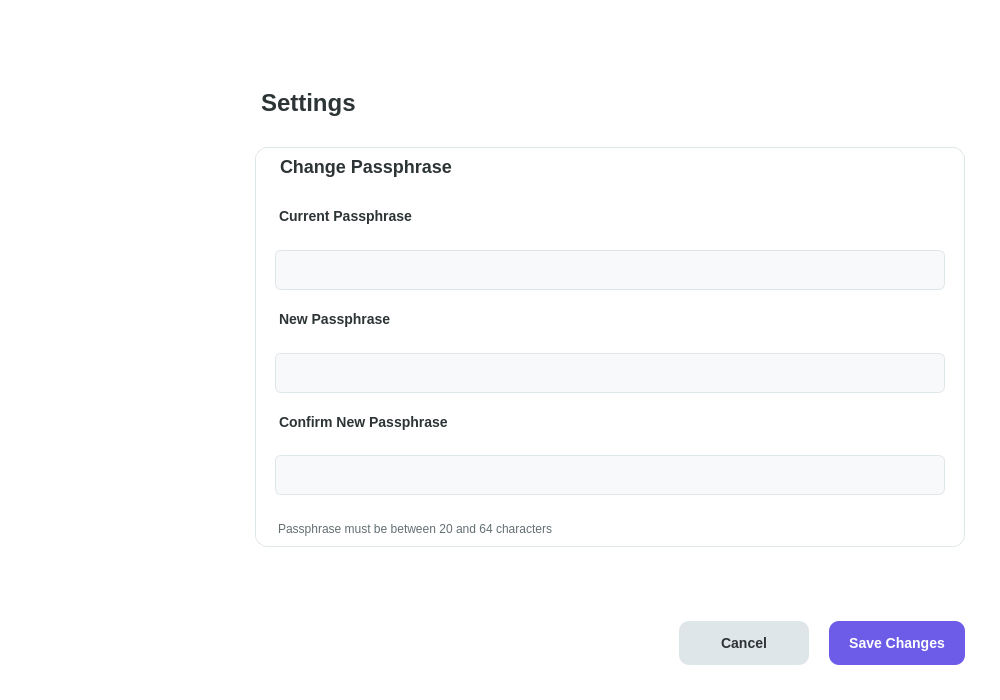
This is src/ui/windows/settings/settings.ui in dylan-teehan-skc/Eastwood as Qt 5 draws it before an edit. The edited form follows.
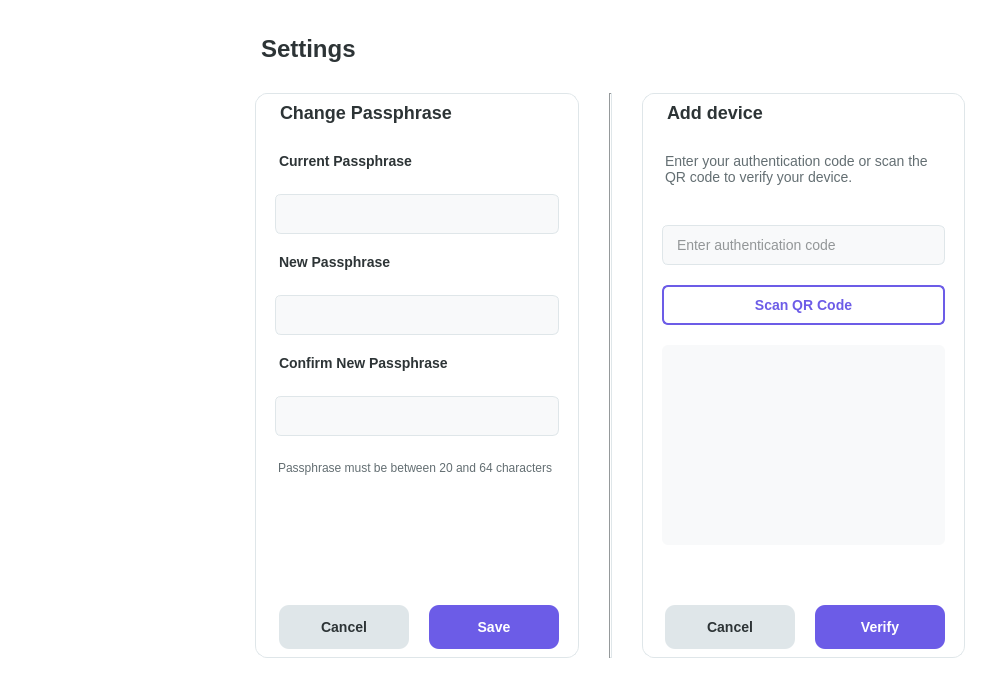
This is the edited form. Custom widgets are drawn as their Qt base class.

The edit to the form file:
```diff
--- a/src/ui/windows/settings/settings.ui
+++ b/src/ui/windows/settings/settings.ui
@@ -95,7 +95,18 @@
       </widget>
      </item>
      <item>
+      <layout class="QHBoxLayout" name="settingsContentLayout">
+       <property name="spacing">
+        <number>30</number>
+       </property>
+       <item>
       <widget class="QWidget" name="passphraseWidget" native="true">
+         <property name="sizePolicy">
+          <sizepolicy hsizetype="Expanding" vsizetype="Preferred">
+           <horstretch>1</horstretch>
+           <verstretch>0</verstretch>
+          </sizepolicy>
+         </property>
        <property name="minimumSize">
         <size>
          <width>0</width>
@@ -249,10 +260,334 @@
           <property name="text">
            <string>Passphrase must be between 20 and 64 characters</string>
           </property>
-         </widget>
-        </item>
-       </layout>
-      </widget>
+            <property name="wordWrap">
+             <bool>true</bool>
+            </property>
+           </widget>
+          </item>
+          <item>
+           <spacer name="passphraseSpacer">
+            <property name="orientation">
+             <enum>Qt::Orientation::Vertical</enum>
+            </property>
+            <property name="sizeHint" stdset="0">
+             <size>
+              <width>20</width>
+              <height>40</height>
+             </size>
+            </property>
+           </spacer>
+          </item>
+          <item>
+           <layout class="QHBoxLayout" name="passphraseButtonLayout">
+            <item>
+             <spacer name="passphraseHorizontalSpacer">
+              <property name="orientation">
+               <enum>Qt::Orientation::Horizontal</enum>
+              </property>
+              <property name="sizeHint" stdset="0">
+               <size>
+                <width>40</width>
+                <height>20</height>
+               </size>
+              </property>
+             </spacer>
+            </item>
+            <item>
+             <widget class="QPushButton" name="passphraseCancelButton">
+              <property name="minimumSize">
+               <size>
+                <width>130</width>
+                <height>44</height>
+               </size>
+              </property>
+              <property name="styleSheet">
+               <string notr="true">QPushButton {
+  font-size: 14px;
+  font-weight: bold;
+  color: #2d3436;
+  background-color: #dfe6e9;
+  border-radius: 10px;
+  padding: 0 20px;
+}
+QPushButton:hover {
+  background-color: #b2bec3;
+}
+QPushButton:pressed {
+  background-color: #a4b0be;
+}</string>
+              </property>
+              <property name="text">
+               <string>Cancel</string>
+              </property>
+             </widget>
+            </item>
+            <item>
+             <widget class="QPushButton" name="passphraseSaveButton">
+              <property name="minimumSize">
+               <size>
+                <width>130</width>
+                <height>44</height>
+               </size>
+              </property>
+              <property name="styleSheet">
+               <string notr="true">QPushButton {
+  font-size: 14px;
+  font-weight: bold;
+  color: white;
+  background-color: #6c5ce7;
+  border-radius: 10px;
+  padding: 0 20px;
+}
+QPushButton:hover {
+  background-color: #5049c9;
+}
+QPushButton:pressed {
+  background-color: #4040b0;
+}</string>
+              </property>
+              <property name="text">
+               <string>Save</string>
+              </property>
+             </widget>
+            </item>
+           </layout>
+          </item>
+         </layout>
+        </widget>
+       </item>
+       <item>
+        <widget class="QFrame" name="verticalLine">
+         <property name="styleSheet">
+          <string notr="true">background-color: #dfe6e9;</string>
+         </property>
+         <property name="frameShape">
+          <enum>QFrame::Shape::VLine</enum>
+         </property>
+         <property name="frameShadow">
+          <enum>QFrame::Shadow::Sunken</enum>
+         </property>
+        </widget>
+       </item>
+       <item>
+        <widget class="QWidget" name="authWidget" native="true">
+         <property name="sizePolicy">
+          <sizepolicy hsizetype="Expanding" vsizetype="Preferred">
+           <horstretch>1</horstretch>
+           <verstretch>0</verstretch>
+          </sizepolicy>
+         </property>
+         <property name="minimumSize">
+          <size>
+           <width>0</width>
+           <height>400</height>
+          </size>
+         </property>
+         <property name="styleSheet">
+          <string notr="true">QWidget#authWidget {
+  background-color: white;
+  border: 1px solid #dfe6e9;
+  border-radius: 12px;
+  padding: 30px;
+}</string>
+         </property>
+         <layout class="QVBoxLayout" name="authLayout">
+          <property name="spacing">
+           <number>20</number>
+          </property>
+          <property name="leftMargin">
+           <number>20</number>
+          </property>
+          <property name="rightMargin">
+           <number>20</number>
+          </property>
+          <item>
+           <widget class="QLabel" name="authSectionTitle">
+            <property name="styleSheet">
+             <string notr="true">font-size: 18px; font-weight: bold; color: #2d3436; margin-bottom: 10px;</string>
+            </property>
+            <property name="text">
+             <string>Add device</string>
+            </property>
+           </widget>
+          </item>
+          <item>
+           <widget class="QLabel" name="authDescription">
+            <property name="styleSheet">
+             <string notr="true">font-size: 14px; color: #636e72; margin-bottom: 20px;</string>
+            </property>
+            <property name="text">
+             <string>Enter your authentication code or scan the QR code to verify your device.</string>
+            </property>
+            <property name="wordWrap">
+             <bool>true</bool>
+            </property>
+           </widget>
+          </item>
+          <item>
+           <widget class="QLineEdit" name="authCodeInput">
+            <property name="minimumSize">
+             <size>
+              <width>0</width>
+              <height>40</height>
+             </size>
+            </property>
+            <property name="styleSheet">
+             <string notr="true">QLineEdit {
+  padding: 8px 12px;
+  border: 1px solid #dfe6e9;
+  border-radius: 6px;
+  background-color: #f8f9fa;
+  color: #2d3436;
+  font-size: 14px;
+}
+QLineEdit:focus {
+  border: 1px solid #6c5ce7;
+  background-color: white;
+}</string>
+            </property>
+            <property name="placeholderText">
+             <string>Enter authentication code</string>
+            </property>
+           </widget>
+          </item>
+          <item>
+           <widget class="QPushButton" name="scanQRButton">
+            <property name="minimumSize">
+             <size>
+              <width>0</width>
+              <height>40</height>
+             </size>
+            </property>
+            <property name="styleSheet">
+             <string notr="true">QPushButton {
+  font-size: 14px;
+  font-weight: bold;
+  color: #6c5ce7;
+  background-color: white;
+  border: 2px solid #6c5ce7;
+  border-radius: 6px;
+}
+QPushButton:hover {
+  background-color: #f5f3ff;
+}
+QPushButton:pressed {
+  background-color: #eeeaff;
+}</string>
+            </property>
+            <property name="text">
+             <string>Scan QR Code</string>
+            </property>
+           </widget>
+          </item>
+          <item>
+           <widget class="QLabel" name="qrCodeLabel">
+            <property name="minimumSize">
+             <size>
+              <width>200</width>
+              <height>200</height>
+             </size>
+            </property>
+            <property name="styleSheet">
+             <string notr="true">background-color: #f8f9fa; border-radius: 6px;</string>
+            </property>
+            <property name="alignment">
+             <set>Qt::AlignmentFlag::AlignCenter</set>
+            </property>
+           </widget>
+          </item>
+          <item>
+           <spacer name="authSpacer">
+            <property name="orientation">
+             <enum>Qt::Orientation::Vertical</enum>
+            </property>
+            <property name="sizeHint" stdset="0">
+             <size>
+              <width>20</width>
+              <height>40</height>
+             </size>
+            </property>
+           </spacer>
+          </item>
+          <item>
+           <layout class="QHBoxLayout" name="authButtonLayout">
+            <item>
+             <spacer name="authHorizontalSpacer">
+              <property name="orientation">
+               <enum>Qt::Orientation::Horizontal</enum>
+              </property>
+              <property name="sizeHint" stdset="0">
+               <size>
+                <width>40</width>
+                <height>20</height>
+               </size>
+              </property>
+             </spacer>
+            </item>
+            <item>
+             <widget class="QPushButton" name="authCancelButton">
+              <property name="minimumSize">
+               <size>
+                <width>130</width>
+                <height>44</height>
+               </size>
+              </property>
+              <property name="styleSheet">
+               <string notr="true">QPushButton {
+  font-size: 14px;
+  font-weight: bold;
+  color: #2d3436;
+  background-color: #dfe6e9;
+  border-radius: 10px;
+  padding: 0 20px;
+}
+QPushButton:hover {
+  background-color: #b2bec3;
+}
+QPushButton:pressed {
+  background-color: #a4b0be;
+}</string>
+              </property>
+              <property name="text">
+               <string>Cancel</string>
+              </property>
+             </widget>
+            </item>
+            <item>
+             <widget class="QPushButton" name="authSaveButton">
+              <property name="minimumSize">
+               <size>
+                <width>130</width>
+                <height>44</height>
+               </size>
+              </property>
+              <property name="styleSheet">
+               <string notr="true">QPushButton {
+  font-size: 14px;
+  font-weight: bold;
+  color: white;
+  background-color: #6c5ce7;
+  border-radius: 10px;
+  padding: 0 20px;
+}
+QPushButton:hover {
+  background-color: #5049c9;
+}
+QPushButton:pressed {
+  background-color: #4040b0;
+}</string>
+              </property>
+              <property name="text">
+               <string>Verify</string>
+              </property>
+             </widget>
+            </item>
+           </layout>
+          </item>
+         </layout>
+        </widget>
+       </item>
+      </layout>
      </item>
      <item>
       <spacer name="bottomSpacer">
@@ -267,81 +602,6 @@
        </property>
       </spacer>
      </item>
-     <item>
-      <layout class="QHBoxLayout" name="buttonLayout">
-       <item>
-        <spacer name="horizontalSpacer">
-         <property name="orientation">
-          <enum>Qt::Orientation::Horizontal</enum>
-         </property>
-         <property name="sizeHint" stdset="0">
-          <size>
-           <width>40</width>
-           <height>20</height>
-          </size>
-         </property>
-        </spacer>
-       </item>
-       <item>
-        <widget class="QPushButton" name="cancelButton">
-         <property name="minimumSize">
-          <size>
-           <width>130</width>
-           <height>44</height>
-          </size>
-         </property>
-         <property name="styleSheet">
-          <string notr="true">QPushButton {
-  font-size: 14px;
-  font-weight: bold;
-  color: #2d3436;
-  background-color: #dfe6e9;
-  border-radius: 10px;
-  padding: 0 20px;
-}
-QPushButton:hover {
-  background-color: #b2bec3;
-}
-QPushButton:pressed {
-  background-color: #a4b0be;
-}</string>
-         </property>
-         <property name="text">
-          <string>Cancel</string>
-         </property>
-        </widget>
-       </item>
-       <item>
-        <widget class="QPushButton" name="saveButton">
-         <property name="minimumSize">
-          <size>
-           <width>130</width>
-           <height>44</height>
-          </size>
-         </property>
-         <property name="styleSheet">
-          <string notr="true">QPushButton {
-  font-size: 14px;
-  font-weight: bold;
-  color: white;
-  background-color: #6c5ce7;
-  border-radius: 10px;
-  padding: 0 20px;
-}
-QPushButton:hover {
-  background-color: #5049c9;
-}
-QPushButton:pressed {
-  background-color: #4040b0;
-}</string>
-         </property>
-         <property name="text">
-          <string>Save Changes</string>
-         </property>
-        </widget>
-       </item>
-      </layout>
-     </item>
     </layout>
    </item>
   </layout>
```
Lines whose indentation alone changed are shown as unchanged.
